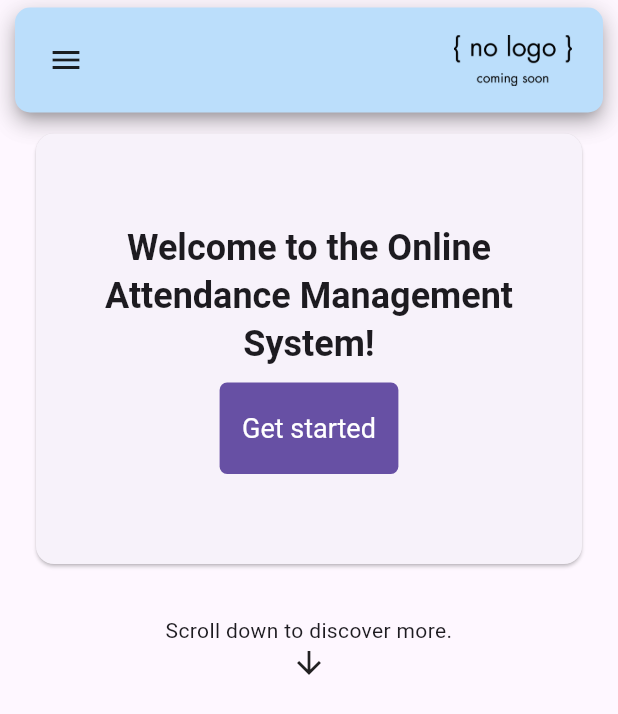
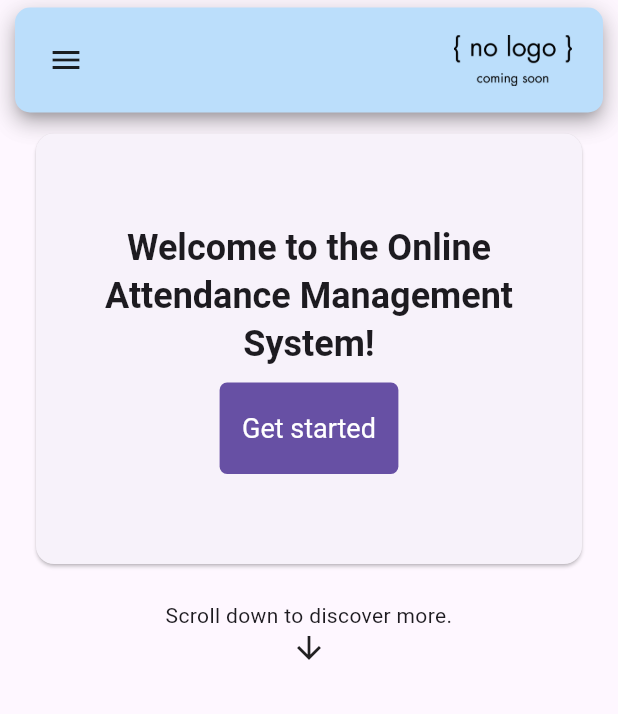
Before and after one commit to darylhjd/oams, a Flutter app: the screen it shows after launch, on a phone screen of 412 x 824 dp. Shown: the top 714 px of the screen. Run offline on Flutter 3.47's test engine with Material 2 defaults, Android fonts, the phone set to English and light mode, and no system bars; our stand-ins replace flutter_riverpod, go_router, responsive_framework.

Commit message:
add mobile padding

```diff
--- a/frontend/lib/screens/home_screen.dart
+++ b/frontend/lib/screens/home_screen.dart
@@ -192,14 +192,19 @@ class _WelcomeBanner extends StatelessWidget {
 // _FeaturesDivider is applicable only tot he guest home screen.
 // It shows the divider between the welcome banner and the bottom.
 class _FeaturesDivider extends StatelessWidget {
-  static const double padding = 30;
+  static const double mobilePadding = 20;
+  static const double desktopPadding = 30;
 
   const _FeaturesDivider();
 
   @override
   Widget build(BuildContext context) {
     return Container(
-      padding: const EdgeInsets.symmetric(vertical: padding),
+      padding: EdgeInsets.symmetric(
+        vertical: ResponsiveBreakpoints.of(context).isMobile
+            ? mobilePadding
+            : desktopPadding,
+      ),
       child: const Column(
         children: [
           Text(
```
